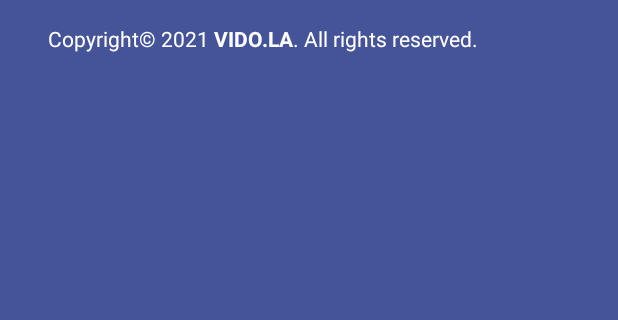
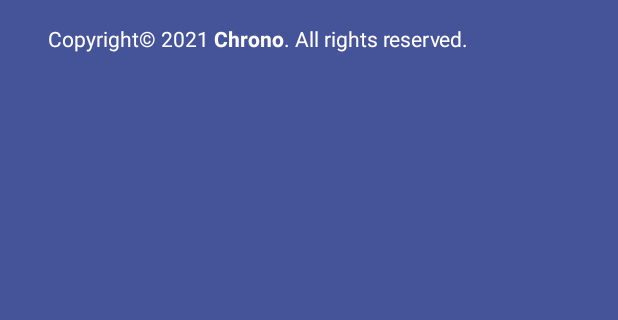
Before and after one commit to diegoftozetto/BluetoothTerminal, an Android app: the layout dialog_settings_about.xml on its own in the app's theme, with its tools: preview values and no code run, on a phone screen of 412 x 824 dp, the part 292-612 px from its top. Run offline under Robolectric (Android 15) with nearby library versions, the phone set to English and light mode, and no system bars.

Commit message:
Update strings.xml

```diff
--- a/app/src/main/res/values/strings.xml
+++ b/app/src/main/res/values/strings.xml
@@ -59,7 +59,7 @@
     <string name="delimiter_send">Delimiter (Send)</string>
     <string name="delimiter_receive">Delimiter (Receive)</string>
     <string name="link_web_freepik"><div>Chrono Pass uses icons made by <a href="https://www.freepik.com" title="Freepik">Freepik</a> from <a href="https://www.flaticon.com/" title="Flaticon">www.flaticon.com</a></div></string>
-    <string name="settings_about_copyright">Copyright© 2021 <b>VIDO.LA</b>. All rights reserved.</string>
+    <string name="settings_about_copyright">Copyright© 2021 <b>Chrono</b>. All rights reserved.</string>
     <!-- Terminal -->
     <string name="title_terminal">Terminal</string>
     <string name="tv_messages_connecting">Connecting…</string>
```
